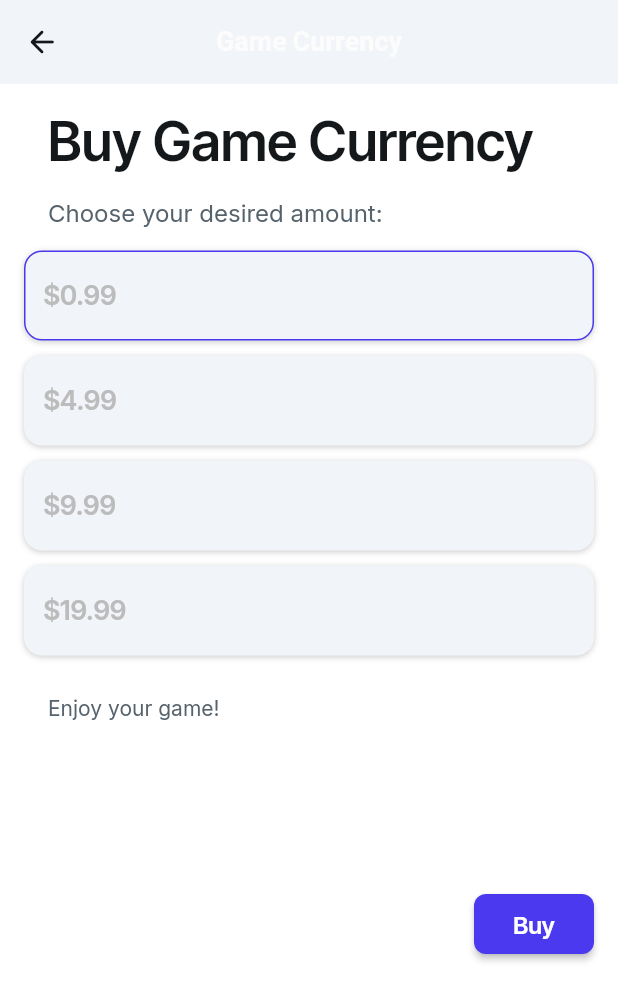
After one commit to Lxymeteor/flutterflowDemo, a Flutter app: the BuyGemPageWidget screen opened by its route, on a phone screen of 412 x 824 dp. The commit adds this screen. Shown: the top 1001 px of the screen. Run offline on Flutter 3.47's test engine with Material 3 defaults, Android fonts, the phone set to English and light mode, and no system bars; drawn by our look-alikes of auto_size_text; our stand-ins replace cached_network_image, dropdown_button2, equatable, font_awesome_flutter, from_css_color, go_router and 5 more; missing offline and left inert: json_path, mime_type; accounts and stored records are empty; network calls fail.

Commit message:
Updating to latest FlutterFlow output.

```diff
--- a/lib/app_state.dart
+++ b/lib/app_state.dart
@@ -253,4 +253,48 @@ class FFAppState extends ChangeNotifier {
   void insertAtIndexInChatList(int index, ChatListStruct value) {
     chatList.insert(index, value);
   }
+
+  String _payCount = '';
+  String get payCount => _payCount;
+  set payCount(String value) {
+    _payCount = value;
+  }
+
+  List<PayGearsStruct> _payGearsList = [
+    PayGearsStruct.fromSerializableMap(jsonDecode(
+        '{\"id\":\"1\",\"payCount\":\"0.99\",\"getCount\":\"0.99\",\"chooseState\":\"1\",\"state\":\"1\"}')),
+    PayGearsStruct.fromSerializableMap(jsonDecode(
+        '{\"id\":\"2\",\"payCount\":\"4.99\",\"getCount\":\"4.99\",\"chooseState\":\"0\",\"state\":\"1\"}')),
+    PayGearsStruct.fromSerializableMap(jsonDecode(
+        '{\"id\":\"3\",\"payCount\":\"9.99\",\"getCount\":\"9.99\",\"chooseState\":\"0\",\"state\":\"1\"}')),
+    PayGearsStruct.fromSerializableMap(jsonDecode(
+        '{\"id\":\"4\",\"payCount\":\"19.99\",\"getCount\":\"19.99\",\"chooseState\":\"0\",\"state\":\"1\"}'))
+  ];
+  List<PayGearsStruct> get payGearsList => _payGearsList;
+  set payGearsList(List<PayGearsStruct> value) {
+    _payGearsList = value;
+  }
+
+  void addToPayGearsList(PayGearsStruct value) {
+    payGearsList.add(value);
+  }
+
+  void removeFromPayGearsList(PayGearsStruct value) {
+    payGearsList.remove(value);
+  }
+
+  void removeAtIndexFromPayGearsList(int index) {
+    payGearsList.removeAt(index);
+  }
+
+  void updatePayGearsListAtIndex(
+    int index,
+    PayGearsStruct Function(PayGearsStruct) updateFn,
+  ) {
+    payGearsList[index] = updateFn(_payGearsList[index]);
+  }
+
+  void insertAtIndexInPayGearsList(int index, PayGearsStruct value) {
+    payGearsList.insert(index, value);
+  }
 }
--- a/lib/backend/schema/structs/index.dart
+++ b/lib/backend/schema/structs/index.dart
@@ -5,5 +5,6 @@ export 'chat_list_struct.dart';
 export 'login_struct.dart';
 export 'menu_struct.dart';
 export 'partner_struct.dart';
+export 'pay_gears_struct.dart';
 export 'user_struct.dart';
 export 'user_message_struct.dart';
--- /dev/null
+++ b/lib/backend/schema/structs/pay_gears_struct.dart
@@ -0,0 +1,169 @@
+// ignore_for_file: unnecessary_getters_setters
+
+import '/backend/schema/util/schema_util.dart';
+
+import 'index.dart';
+import '/flutter_flow/flutter_flow_util.dart';
+
+class PayGearsStruct extends BaseStruct {
+  PayGearsStruct({
+    int? id,
+    double? payCount,
+    double? getCount,
+    int? chooseState,
+    int? state,
+  })  : _id = id,
+        _payCount = payCount,
+        _getCount = getCount,
+        _chooseState = chooseState,
+        _state = state;
+
+  // "id" field.
+  int? _id;
+  int get id => _id ?? 0;
+  set id(int? val) => _id = val;
+
+  void incrementId(int amount) => id = id + amount;
+
+  bool hasId() => _id != null;
+
+  // "payCount" field.
+  double? _payCount;
+  double get payCount => _payCount ?? 0.0;
+  set payCount(double? val) => _payCount = val;
+
+  void incrementPayCount(double amount) => payCount = payCount + amount;
+
+  bool hasPayCount() => _payCount != null;
+
+  // "getCount" field.
+  double? _getCount;
+  double get getCount => _getCount ?? 0.0;
+  set getCount(double? val) => _getCount = val;
+
+  void incrementGetCount(double amount) => getCount = getCount + amount;
+
+  bool hasGetCount() => _getCount != null;
+
+  // "chooseState" field.
+  int? _chooseState;
+  int get chooseState => _chooseState ?? 0;
+  set chooseState(int? val) => _chooseState = val;
+
+  void incrementChooseState(int amount) => chooseState = chooseState + amount;
+
+  bool hasChooseState() => _chooseState != null;
+
+  // "state" field.
+  int? _state;
+  int get state => _state ?? 0;
+  set state(int? val) => _state = val;
+
+  void incrementState(int amount) => state = state + amount;
+
+  bool hasState() => _state != null;
+
+  static PayGearsStruct fromMap(Map<String, dynamic> data) => PayGearsStruct(
+        id: castToType<int>(data['id']),
+        payCount: castToType<double>(data['payCount']),
+        getCount: castToType<double>(data['getCount']),
+        chooseState: castToType<int>(data['chooseState']),
+        state: castToType<int>(data['state']),
+      );
+
+  static PayGearsStruct? maybeFromMap(dynamic data) =>
+      data is Map ? PayGearsStruct.fromMap(data.cast<String, dynamic>()) : null;
+
+  Map<String, dynamic> toMap() => {
+        'id': _id,
+        'payCount': _payCount,
+        'getCount': _getCount,
+        'chooseState': _chooseState,
+        'state': _state,
+      }.withoutNulls;
+
+  @override
+  Map<String, dynamic> toSerializableMap() => {
+        'id': serializeParam(
+          _id,
+          ParamType.int,
+        ),
+        'payCount': serializeParam(
+          _payCount,
+          ParamType.double,
+        ),
+        'getCount': serializeParam(
+          _getCount,
+          ParamType.double,
+        ),
+        'chooseState': serializeParam(
+          _chooseState,
+          ParamType.int,
+        ),
+        'state': serializeParam(
+          _state,
+          ParamType.int,
+        ),
+      }.withoutNulls;
+
+  static PayGearsStruct fromSerializableMap(Map<String, dynamic> data) =>
+      PayGearsStruct(
+        id: deserializeParam(
+          data['id'],
+          ParamType.int,
+          false,
+        ),
+        payCount: deserializeParam(
+          data['payCount'],
+          ParamType.double,
+          false,
+        ),
+        getCount: deserializeParam(
+          data['getCount'],
+          ParamType.double,
+          false,
+        ),
+        chooseState: deserializeParam(
+          data['chooseState'],
+          ParamType.int,
+          false,
+        ),
+        state: deserializeParam(
+          data['state'],
+          ParamType.int,
+          false,
+        ),
+      );
+
+  @override
+  String toString() => 'PayGearsStruct(${toMap()})';
+
+  @override
+  bool operator ==(Object other) {
+    return other is PayGearsStruct &&
+        id == other.id &&
+        payCount == other.payCount &&
+        getCount == other.getCount &&
+        chooseState == other.chooseState &&
+        state == other.state;
+  }
+
+  @override
+  int get hashCode =>
+      const ListEquality().hash([id, payCount, getCount, chooseState, state]);
+}
+
+PayGearsStruct createPayGearsStruct({
+  int? id,
+  double? payCount,
+  double? getCount,
+  int? chooseState,
+  int? state,
+}) =>
+    PayGearsStruct(
+      id: id,
+      payCount: payCount,
+      getCount: getCount,
+      chooseState: chooseState,
+      state: state,
+    );
--- /dev/null
+++ b/lib/buy_gem_page/buy_gem_page_model.dart
@@ -0,0 +1,11 @@
+import '/flutter_flow/flutter_flow_util.dart';
+import 'buy_gem_page_widget.dart' show BuyGemPageWidget;
+import 'package:flutter/material.dart';
+
+class BuyGemPageModel extends FlutterFlowModel<BuyGemPageWidget> {
+  @override
+  void initState(BuildContext context) {}
+
+  @override
+  void dispose() {}
+}
--- /dev/null
+++ b/lib/buy_gem_page/buy_gem_page_widget.dart
@@ -0,0 +1,243 @@
+import '/flutter_flow/flutter_flow_icon_button.dart';
+import '/flutter_flow/flutter_flow_theme.dart';
+import '/flutter_flow/flutter_flow_util.dart';
+import '/flutter_flow/flutter_flow_widgets.dart';
+import 'package:flutter/material.dart';
+import 'package:provider/provider.dart';
+import 'buy_gem_page_model.dart';
+export 'buy_gem_page_model.dart';
+
+class BuyGemPageWidget extends StatefulWidget {
+  const BuyGemPageWidget({super.key});
+
+  @override
+  State<BuyGemPageWidget> createState() => _BuyGemPageWidgetState();
+}
+
+class _BuyGemPageWidgetState extends State<BuyGemPageWidget> {
+  late BuyGemPageModel _model;
+
+  final scaffoldKey = GlobalKey<ScaffoldState>();
+
+  @override
+  void initState() {
+    super.initState();
+    _model = createModel(context, () => BuyGemPageModel());
+  }
+
+  @override
+  void dispose() {
+    _model.dispose();
+
+    super.dispose();
+  }
+
+  @override
+  Widget build(BuildContext context) {
+    context.watch<FFAppState>();
+
+    return GestureDetector(
+      onTap: () => FocusScope.of(context).unfocus(),
+      child: Scaffold(
+        key: scaffoldKey,
+        backgroundColor: FlutterFlowTheme.of(context).secondaryBackground,
+        appBar: AppBar(
+          backgroundColor: FlutterFlowTheme.of(context).primaryBackground,
+          automaticallyImplyLeading: false,
+          leading: FlutterFlowIconButton(
+            borderRadius: 20.0,
+            buttonSize: 40.0,
+            icon: Icon(
+              Icons.arrow_back_rounded,
+              color: FlutterFlowTheme.of(context).primaryText,
+              size: 24.0,
+            ),
+            onPressed: () {
+              print('IconButton pressed ...');
+            },
+          ),
+          title: Text(
+            'Game Currency',
+            style: FlutterFlowTheme.of(context).titleMedium.override(
+                  fontFamily: 'HouDiHei',
+                  color: const Color(0xFFFCFCFC),
+                  letterSpacing: 0.0,
+                  useGoogleFonts: false,
+                ),
+          ),
+          actions: const [],
+          centerTitle: true,
+          elevation: 0.0,
+        ),
+        body: Padding(
+          padding: const EdgeInsetsDirectional.fromSTEB(16.0, 16.0, 16.0, 16.0),
+          child: SingleChildScrollView(
+            child: Column(
+              mainAxisSize: MainAxisSize.max,
+              crossAxisAlignment: CrossAxisAlignment.start,
+              children: [
+                Padding(
+                  padding: const EdgeInsetsDirectional.fromSTEB(16.0, 0.0, 16.0, 0.0),
+                  child: Text(
+                    'Buy Game Currency',
+                    style: FlutterFlowTheme.of(context).displaySmall.override(
+                          fontFamily: 'Inter Tight',
+                          letterSpacing: 0.0,
+                        ),
+                  ),
+                ),
+                Padding(
+                  padding: const EdgeInsets.all(16.0),
+                  child: Text(
+                    'Choose your desired amount:',
+                    style: FlutterFlowTheme.of(context).labelLarge.override(
+                          fontFamily: 'Inter',
+                          letterSpacing: 0.0,
+                        ),
+                  ),
+                ),
+                Builder(
+                  builder: (context) {
+                    final payGearsList = FFAppState().payGearsList.toList();
+
+                    return ListView.builder(
+                      padding: EdgeInsets.zero,
+                      shrinkWrap: true,
+                      scrollDirection: Axis.vertical,
+                      itemCount: payGearsList.length,
+                      itemBuilder: (context, payGearsListIndex) {
+                        final payGearsListItem =
+                            payGearsList[payGearsListIndex];
+                        return Padding(
+                          padding: const EdgeInsetsDirectional.fromSTEB(
+                              0.0, 0.0, 0.0, 10.0),
+                          child: InkWell(
+                            splashColor: Colors.transparent,
+                            focusColor: Colors.transparent,
+                            hoverColor: Colors.transparent,
+                            highlightColor: Colors.transparent,
+                            onTap: () async {
+                              FFAppState().payCount =
+                                  payGearsListItem.payCount.toString();
+                              safeSetState(() {});
+                            },
+                            child: Container(
+                              width: double.infinity,
+                              height: 60.0,
+                              decoration: BoxDecoration(
+                                color: FlutterFlowTheme.of(context)
+                                    .primaryBackground,
+                                boxShadow: const [
+                                  BoxShadow(
+                                    blurRadius: 3.0,
+                                    color: Color(0x33000000),
+                                    offset: Offset(
+                                      0.0,
+                                      1.0,
+                                    ),
+                                    spreadRadius: 0.0,
+                                  )
+                                ],
+                                borderRadius: BorderRadius.circular(12.0),
+                                border: Border.all(
+                                  color: payGearsListItem.chooseState == 1
+                                      ? FlutterFlowTheme.of(context).primary
+                                      : const Color(0x00000000),
+                                ),
+                              ),
+                              child: Padding(
+                                padding: const EdgeInsetsDirectional.fromSTEB(
+                                    12.0, 12.0, 12.0, 12.0),
+                                child: Row(
+                                  mainAxisSize: MainAxisSize.max,
+                                  mainAxisAlignment: MainAxisAlignment.start,
+                                  children: [
+                                    Text(
+                                      '\$',
+                                      style: FlutterFlowTheme.of(context)
+                                          .titleMedium
+                                          .override(
+                                            fontFamily: 'Inter Tight',
+                                            color: const Color(0xFFBCBCBC),
+                                            letterSpacing: 0.0,
+                                          ),
+                                    ),
+                                    Text(
+                                      payGearsListItem.payCount.toString(),
+                                      style: FlutterFlowTheme.of(context)
+                                          .titleMedium
+                                          .override(
+                                            fontFamily: 'Inter Tight',
+                                            color: const Color(0xFFBCBCBC),
+                                            letterSpacing: 0.0,
+                                          ),
+                                    ),
+                                  ],
+                                ),
+                              ),
+                            ),
+                          ),
+                        );
+                      },
+                    );
+                  },
+                ),
+                Padding(
+                  padding: const EdgeInsets.all(16.0),
+                  child: Text(
+                    'Enjoy your game!',
+                    style: FlutterFlowTheme.of(context).labelMedium.override(
+                          fontFamily: 'Inter',
+                          letterSpacing: 0.0,
+                        ),
+                  ),
+                ),
+                Container(
+                  width: 100.0,
+                  height: 100.0,
+                  decoration: BoxDecoration(
+                    color: FlutterFlowTheme.of(context).secondaryBackground,
+                  ),
+                  child: Text(
+                    FFAppState().payCount,
+                    textAlign: TextAlign.center,
+                    style: FlutterFlowTheme.of(context).bodyMedium.override(
+                          fontFamily: 'Inter',
+                          letterSpacing: 0.0,
+                        ),
+                  ),
+                ),
+                Align(
+                  alignment: const AlignmentDirectional(1.0, 0.0),
+                  child: FFButtonWidget(
+                    onPressed: () {
+                      print('Button pressed ...');
+                    },
+                    text: 'Buy',
+                    options: FFButtonOptions(
+                      width: 80.0,
+                      height: 40.0,
+                      padding:
+                          const EdgeInsetsDirectional.fromSTEB(0.0, 0.0, 0.0, 0.0),
+                      iconPadding:
+                          const EdgeInsetsDirectional.fromSTEB(0.0, 0.0, 0.0, 0.0),
+                      color: FlutterFlowTheme.of(context).primary,
+                      textStyle:
+                          FlutterFlowTheme.of(context).titleSmall.override(
+                                fontFamily: 'Inter Tight',
+                                color: Colors.white,
+                                letterSpacing: 0.0,
+                              ),
+                      elevation: 2.0,
+                      borderRadius: BorderRadius.circular(8.0),
+                    ),
+                  ),
+                ),
+              ],
+            ),
+          ),
+        ),
+      ),
+    );
+  }
+}
--- a/lib/flutter_flow/nav/nav.dart
+++ b/lib/flutter_flow/nav/nav.dart
@@ -116,6 +116,16 @@ GoRouter createRouter(AppStateNotifier appStateNotifier) => GoRouter(
           name: 'ChatPage',
           path: '/chatPage',
           builder: (context, params) => const ChatPageWidget(),
+        ),
+        FFRoute(
+          name: 'payPage',
+          path: '/payPage',
+          builder: (context, params) => const PayPageWidget(),
+        ),
+        FFRoute(
+          name: 'buyGemPage',
+          path: '/buyGemPage',
+          builder: (context, params) => const BuyGemPageWidget(),
         )
       ].map((r) => r.toRoute(appStateNotifier)).toList(),
     );
--- a/lib/index.dart
+++ b/lib/index.dart
@@ -9,3 +9,5 @@ export '/pages/like_page/like_page_widget.dart' show LikePageWidget;
 export '/pages/creative_partner/creative_partner_widget.dart'
     show CreativePartnerWidget;
 export '/pages/chat_page/chat_page_widget.dart' show ChatPageWidget;
+export '/pages/pay_page/pay_page_widget.dart' show PayPageWidget;
+export '/buy_gem_page/buy_gem_page_widget.dart' show BuyGemPageWidget;
--- a/lib/pages/chat_page/chat_page_widget.dart
+++ b/lib/pages/chat_page/chat_page_widget.dart
@@ -193,8 +193,7 @@ class _ChatPageWidgetState extends State<ChatPageWidget> {
                                           ),
                                           0.0),
                                       child: Padding(
-                                        padding: const EdgeInsetsDirectional.fromSTEB(
-                                            0.0, 0.0, 5.0, 0.0),
+                                        padding: const EdgeInsets.all(5.0),
                                         child: Text(
                                           chatListItem.content,
                                           style: FlutterFlowTheme.of(context)
--- /dev/null
+++ b/lib/pages/pay_page/pay_page_model.dart
@@ -0,0 +1,11 @@
+import '/flutter_flow/flutter_flow_util.dart';
+import 'pay_page_widget.dart' show PayPageWidget;
+import 'package:flutter/material.dart';
+
+class PayPageModel extends FlutterFlowModel<PayPageWidget> {
+  @override
+  void initState(BuildContext context) {}
+
+  @override
+  void dispose() {}
+}
--- /dev/null
+++ b/lib/pages/pay_page/pay_page_widget.dart
@@ -0,0 +1,49 @@
+import '/flutter_flow/flutter_flow_theme.dart';
+import '/flutter_flow/flutter_flow_util.dart';
+import 'package:flutter/material.dart';
+import 'pay_page_model.dart';
+export 'pay_page_model.dart';
+
+class PayPageWidget extends StatefulWidget {
+  const PayPageWidget({super.key});
+
+  @override
+  State<PayPageWidget> createState() => _PayPageWidgetState();
+}
+
+class _PayPageWidgetState extends State<PayPageWidget> {
+  late PayPageModel _model;
+
+  final scaffoldKey = GlobalKey<ScaffoldState>();
+
+  @override
+  void initState() {
+    super.initState();
+    _model = createModel(context, () => PayPageModel());
+  }
+
+  @override
+  void dispose() {
+    _model.dispose();
+
+    super.dispose();
+  }
+
+  @override
+  Widget build(BuildContext context) {
+    return GestureDetector(
+      onTap: () => FocusScope.of(context).unfocus(),
+      child: Scaffold(
+        key: scaffoldKey,
+        backgroundColor: FlutterFlowTheme.of(context).primaryBackground,
+        body: const SafeArea(
+          top: true,
+          child: Column(
+            mainAxisSize: MainAxisSize.max,
+            children: [],
+          ),
+        ),
+      ),
+    );
+  }
+}
```
